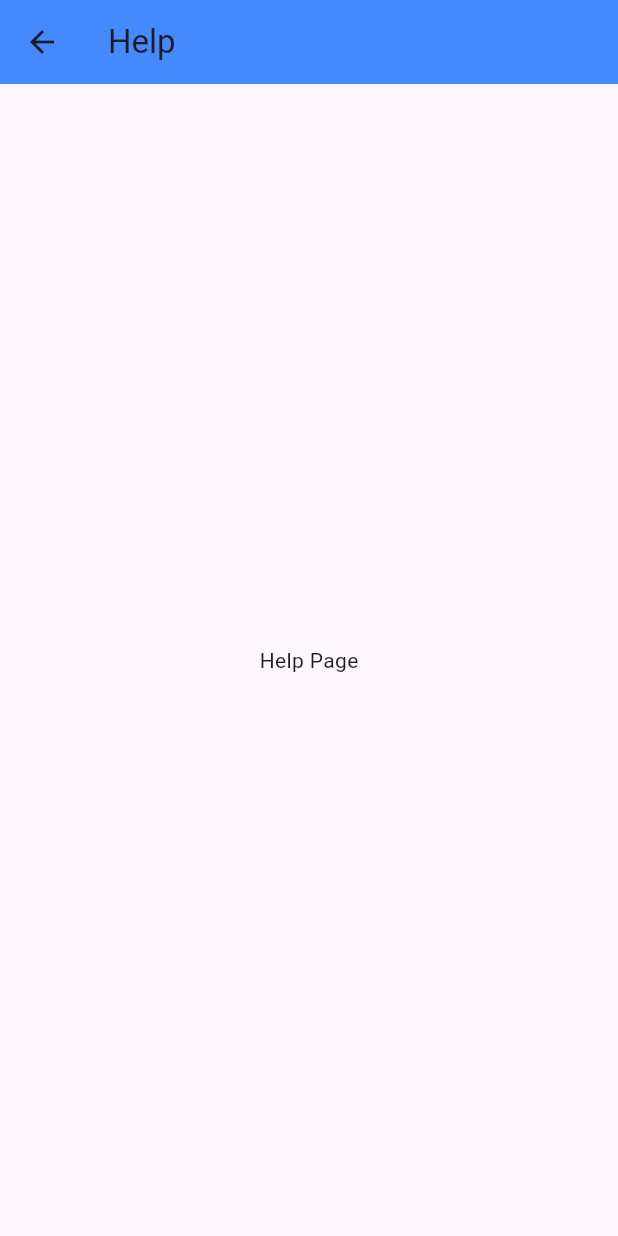
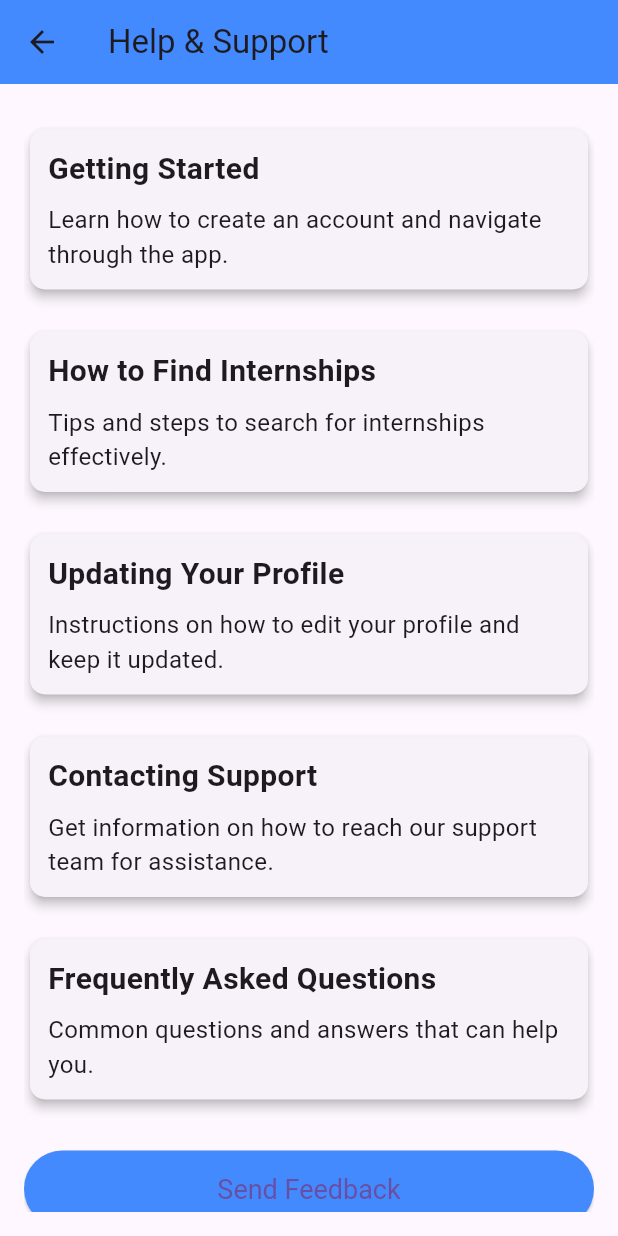
Before and after one commit to JUMAPETER736/INTERN_HUB, a Flutter app: the Help screen opened directly, on a phone screen of 412 x 824 dp. Run offline on Flutter 3.47's test engine with Material 3 defaults, Android fonts, the phone set to English and light mode, and no system bars; our stand-ins replace cloud_firestore, firebase_auth, firebase_core, fluttertoast; accounts and stored records are empty.

```diff
--- a/lib/Home/Help.dart
+++ b/lib/Home/Help.dart
@@ -1,5 +1,3 @@
-
-
 import 'package:flutter/material.dart';
 
 class Help extends StatelessWidget {
@@ -7,11 +5,64 @@ class Help extends StatelessWidget {
   Widget build(BuildContext context) {
     return Scaffold(
       appBar: AppBar(
-        title: Text('Help'),
+        title: Text('Help & Support'),
         backgroundColor: Colors.blueAccent,
       ),
-      body: Center(
-        child: Text('Help Page'),
+      body: Padding(
+        padding: const EdgeInsets.all(16.0),
+        child: ListView(
+          children: [
+            _buildHelpSection('Getting Started', 'Learn how to create an account and navigate through the app.'),
+            _buildHelpSection('How to Find Internships', 'Tips and steps to search for internships effectively.'),
+            _buildHelpSection('Updating Your Profile', 'Instructions on how to edit your profile and keep it updated.'),
+            _buildHelpSection('Contacting Support', 'Get information on how to reach our support team for assistance.'),
+            _buildHelpSection('Frequently Asked Questions', 'Common questions and answers that can help you.'),
+            SizedBox(height: 20),
+            ElevatedButton(
+              onPressed: () {
+                // Action for feedback or support request
+              },
+              style: ElevatedButton.styleFrom(
+                backgroundColor: Colors.blueAccent,
+                padding: EdgeInsets.symmetric(vertical: 15.0),
+                textStyle: TextStyle(fontSize: 18),
+              ),
+              child: Text('Send Feedback'),
+            ),
+          ],
+        ),
+      ),
+    );
+  }
+
+  Widget _buildHelpSection(String title, String description) {
+    return Padding(
+      padding: const EdgeInsets.symmetric(vertical: 10.0),
+      child: Card(
+        elevation: 3,
+        shape: RoundedRectangleBorder(
+          borderRadius: BorderRadius.circular(10),
+        ),
+        child: Padding(
+          padding: const EdgeInsets.all(12.0),
+          child: Column(
+            crossAxisAlignment: CrossAxisAlignment.start,
+            children: [
+              Text(
+                title,
+                style: TextStyle(
+                  fontSize: 20,
+                  fontWeight: FontWeight.bold,
+                ),
+              ),
+              SizedBox(height: 8),
+              Text(
+                description,
+                style: TextStyle(fontSize: 16),
+              ),
+            ],
+          ),
+        ),
       ),
     );
   }
--- a/lib/Home/HomePage.dart
+++ b/lib/Home/HomePage.dart
@@ -1,5 +1,6 @@
 import 'package:flutter/material.dart';
-import 'package:internhub/Settings/UserDetials.dart';
+import 'package:firebase_auth/firebase_auth.dart';
+import 'package:internhub/Settings/UserDetails.dart';
 import 'package:internhub/Home/Applications.dart';
 import 'package:internhub/Home/EmployersDashBoard.dart';
 import 'package:internhub/Home/Help.dart';
@@ -7,6 +8,7 @@ import 'package:internhub/Home/InstitutionDashBoard.dart';
 import 'package:internhub/Home/Resources.dart';
 import 'package:internhub/Home/Search.dart';
 import 'package:internhub/Settings/SettingsPage.dart';
+import 'package:internhub/LogIn_ And_Register/Log_In.dart'; // Import the LoginPage
 
 class HomePage extends StatefulWidget {
   @override
@@ -14,6 +16,7 @@ class HomePage extends StatefulWidget {
 }
 
 class _HomePageState extends State<HomePage> {
+  final FirebaseAuth _auth = FirebaseAuth.instance;
   int _selectedIndex = 1; // To track the selected item in bottom navigation
 
   @override
@@ -40,10 +43,7 @@ class _HomePageState extends State<HomePage> {
           ),
           IconButton(
             icon: Icon(Icons.logout, color: Colors.white, size: 28),
-            onPressed: () {
-              // Handle logout functionality
-              _logout();
-            },
+            onPressed: _logout, // Call the logout function
           ),
         ],
       ),
@@ -188,11 +188,17 @@ class _HomePageState extends State<HomePage> {
   }
 
   // Method to handle logout functionality
-  void _logout() {
-    // Perform the logout process
-    // For now, just show a message
+  void _logout() async {
+    await _auth.signOut(); // Sign out from Firebase
+    // Navigate to login page after logout
+    Navigator.pushAndRemoveUntil(
+      context,
+      MaterialPageRoute(builder: (context) => Log_In()),
+          (Route<dynamic> route) => false, // Removes all previous routes
+    );
+
     ScaffoldMessenger.of(context).showSnackBar(
-      SnackBar(content: Text('Logged out successfully!')),
+      SnackBar(content: Text('Logged out Successfully!')),
     );
   }
 
--- a/lib/Settings/UserDetials.dart
+++ b/lib/Settings/UserDetails.dart
@@ -83,6 +83,7 @@ class _UserDetailsState extends State<UserDetails> {
         child: ListView(
           children: [
             _buildProfileField('Name', userDetails!['name']),
+            _buildProfileField('Email', userDetails!['email']),
             _buildEditableField('Phone', _phoneController),
             _buildEditableField('University', _universityController),
             _buildEditableField('Program', _programController),
```
